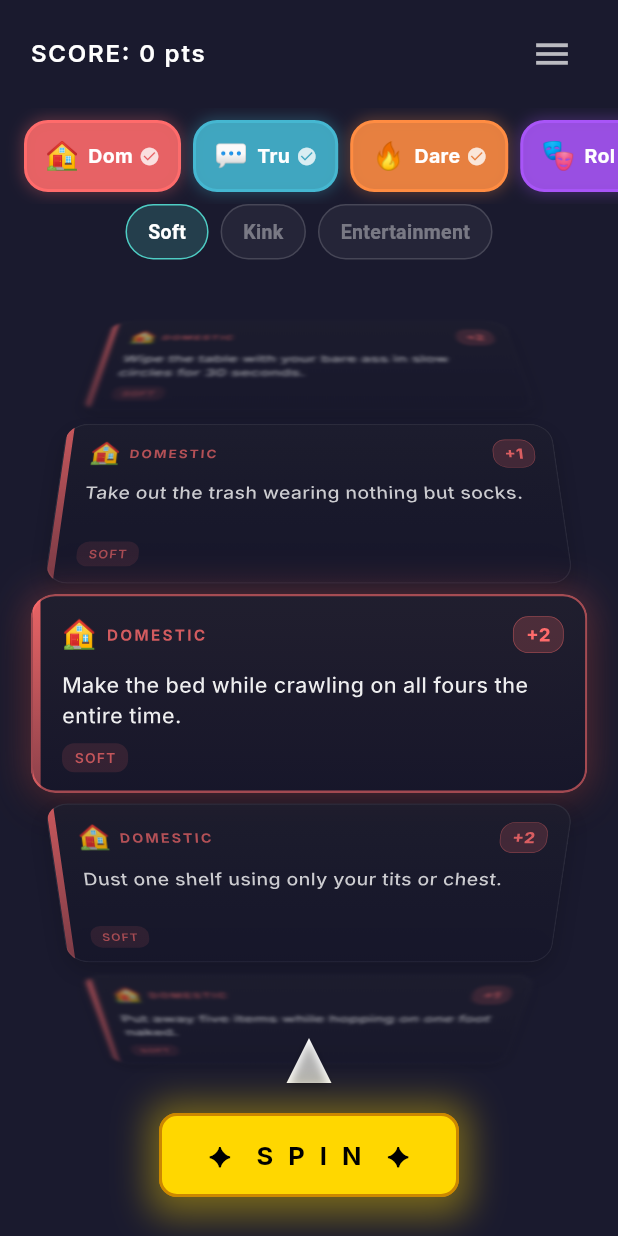
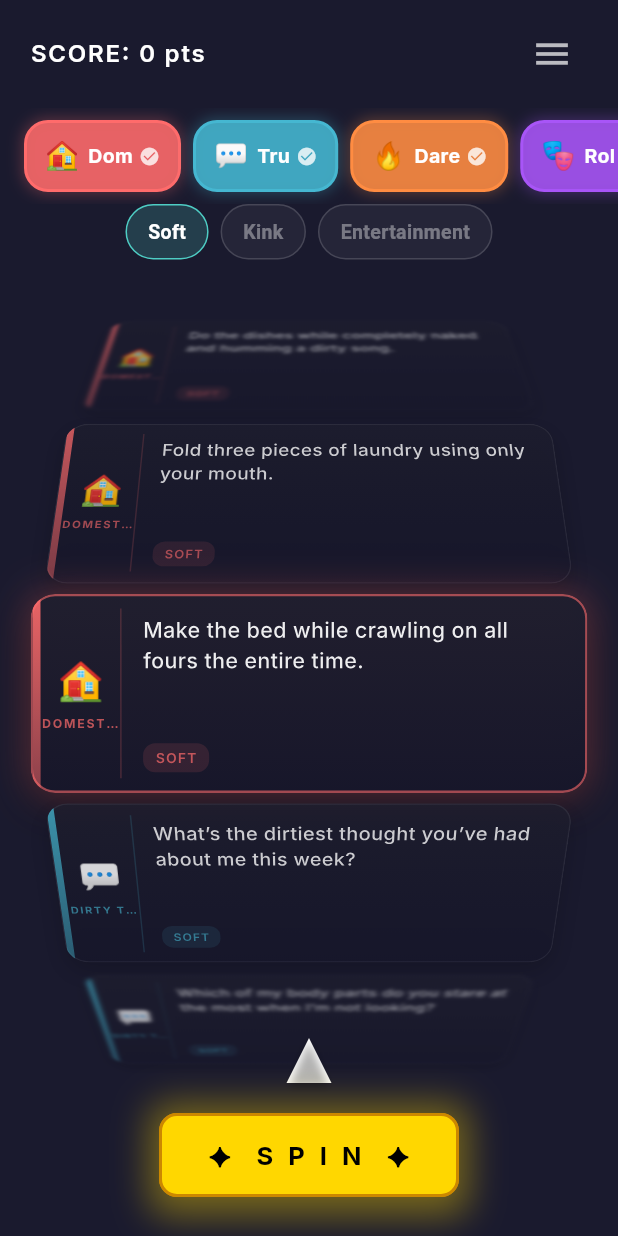
Before and after one commit to Juma1988/my_agents, a Flutter app: the screen it shows after launch, scrolled down 576 dp, on a phone screen of 412 x 824 dp. Run offline on Flutter 3.47's test engine with Material 3 defaults, Android fonts, the phone set to English and light mode, and no system bars; our stand-ins replace flutter_animate, google_fonts, hive, hive_flutter; accounts and stored records are empty.

Commit message:
Card: vertical category section, remove clickability, shuffle task pool

```diff
--- a/lib/screens/spin_screen.dart
+++ b/lib/screens/spin_screen.dart
@@ -197,9 +197,6 @@
                 selectedTier: _selectedTier,
                 onCenterChanged: (index) {
                   // Task changed in center
-                },
-                onTaskTap: (item) {
-                  _showTaskBottomSheet(item.category, item.task);
                 },
               ),
               // Pointer at bottom
--- a/lib/widgets/category_card_wheel.dart
+++ b/lib/widgets/category_card_wheel.dart
@@ -34,7 +34,6 @@
     required this.selectedTier,
     this.initialIndex = 0,
     this.onCenterChanged,
-    this.onTaskTap,
   });
 
   final List<ChallengeCategory> categories;
@@ -42,7 +41,6 @@
   final String selectedTier;
   final int initialIndex;
   final ValueChanged<int>? onCenterChanged;
-  final ValueChanged<TaskCardItem>? onTaskTap;
 
   @override
   State<CategoryCardWheel> createState() => CategoryCardWheelState();
@@ -85,6 +83,7 @@
         }
       }
     }
+    pool.shuffle(math.Random());
     return pool;
   }
 
@@ -209,9 +208,6 @@
                         isCenter: index == selected,
                         pulse: isPulseTarget,
                         pulseKey: isPulseTarget ? '$pulseTick' : null,
-                        onTap: index == selected
-                            ? () => widget.onTaskTap?.call(item)
-                            : null,
                       );
                     },
                   );
@@ -287,14 +283,12 @@
     this.isCenter = false,
     this.pulse = false,
     this.pulseKey,
-    this.onTap,
   });
 
   final TaskCardItem item;
   final bool isCenter;
   final bool pulse;
   final String? pulseKey;
-  final VoidCallback? onTap;
 
   static const double cardHeight = 130.0;
 
@@ -378,6 +372,45 @@
               ),
             ),
 
+            // Category section (~1/6 width)
+            SizedBox(
+              width: 52,
+              child: Padding(
+                padding: const EdgeInsets.symmetric(vertical: 12),
+                child: Column(
+                  mainAxisAlignment: MainAxisAlignment.center,
+                  children: [
+                    Text(
+                      item.category.icon,
+                      style: const TextStyle(fontSize: 24),
+                    ),
+                    const SizedBox(height: 4),
+                    Text(
+                      item.category.name.toUpperCase(),
+                      style: GoogleFonts.inter(
+                        color: color.withValues(alpha: 0.7),
+                        fontSize: 8,
+                        fontWeight: FontWeight.w700,
+                        letterSpacing: 1.2,
+                      ),
+                      maxLines: 1,
+                      overflow: TextOverflow.ellipsis,
+                      textAlign: TextAlign.center,
+                    ),
+                  ],
+                ),
+              ),
+            ),
+
+            // Vertical divider
+            Padding(
+              padding: const EdgeInsets.symmetric(vertical: 8),
+              child: Container(
+                width: 1,
+                color: color.withValues(alpha: 0.2),
+              ),
+            ),
+
             // Main content
             Expanded(
               child: Padding(
@@ -385,59 +418,11 @@
                 child: Column(
                   crossAxisAlignment: CrossAxisAlignment.start,
                   children: [
-                    // Top row: icon + category name (left) + points badge (right)
-                    Row(
-                      children: [
-                        Text(
-                          item.category.icon,
-                          style: const TextStyle(fontSize: 18),
-                        ),
-                        const SizedBox(width: 6),
-                        Expanded(
-                          child: Text(
-                            item.category.name.toUpperCase(),
-                            style: GoogleFonts.inter(
-                              color: color.withValues(alpha: 0.8),
-                              fontSize: 10,
-                              fontWeight: FontWeight.w700,
-                              letterSpacing: 1.5,
-                            ),
-                            overflow: TextOverflow.ellipsis,
-                          ),
-                        ),
-                        // Points badge
-                        Container(
-                          padding: const EdgeInsets.symmetric(
-                            horizontal: 8,
-                            vertical: 3,
-                          ),
-                          decoration: BoxDecoration(
-                            color: color.withValues(alpha: 0.2),
-                            borderRadius: BorderRadius.circular(10),
-                            border: Border.all(
-                              color: color.withValues(alpha: 0.4),
-                              width: 0.5,
-                            ),
-                          ),
-                          child: Text(
-                            '+${item.task.points}',
-                            style: GoogleFonts.inter(
-                              color: color,
-                              fontSize: 12,
-                              fontWeight: FontWeight.w800,
-                            ),
-                          ),
-                        ),
-                      ],
-                    ),
-
-                    const SizedBox(height: 10),
-
-                    // Task text (3 lines max)
+                    // Task text (2 lines max)
                     Expanded(
                       child: Text(
                         item.task.text,
-                        maxLines: 3,
+                        maxLines: 2,
                         overflow: TextOverflow.ellipsis,
                         style: GoogleFonts.inter(
                           color: Colors.white.withValues(alpha: 0.92),
@@ -448,7 +433,7 @@
                       ),
                     ),
 
-                    // Bottom row: tier pill (left) + timer (right)
+                    // Bottom row: tier pill (left) + points badge + timer (right)
                     Row(
                       children: [
                         // Tier pill
@@ -531,15 +516,7 @@
           clipBehavior: Clip.antiAlias,
           child: Ink(
             decoration: fillDecoration,
-            child: onTap != null
-                ? InkWell(
-                    customBorder: RoundedRectangleBorder(
-                      borderRadius: BorderRadius.circular(16),
-                    ),
-                    onTap: onTap,
-                    child: content,
-                  )
-                : content,
+            child: content,
           ),
         ),
       ),
```
Also changed, not shown: 1 other file.
